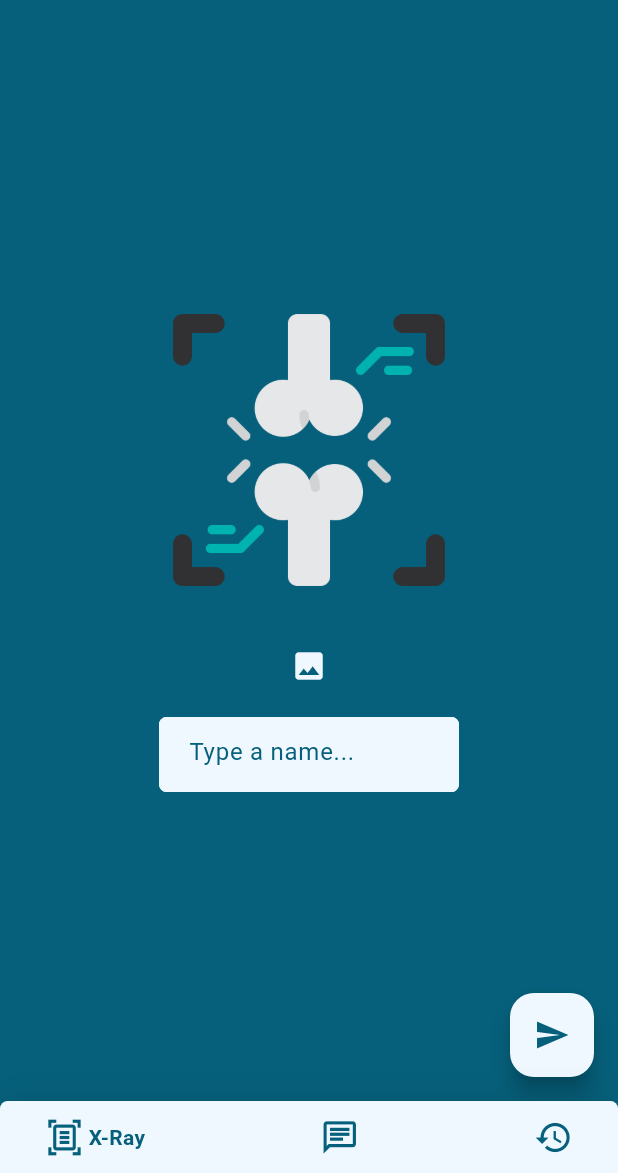
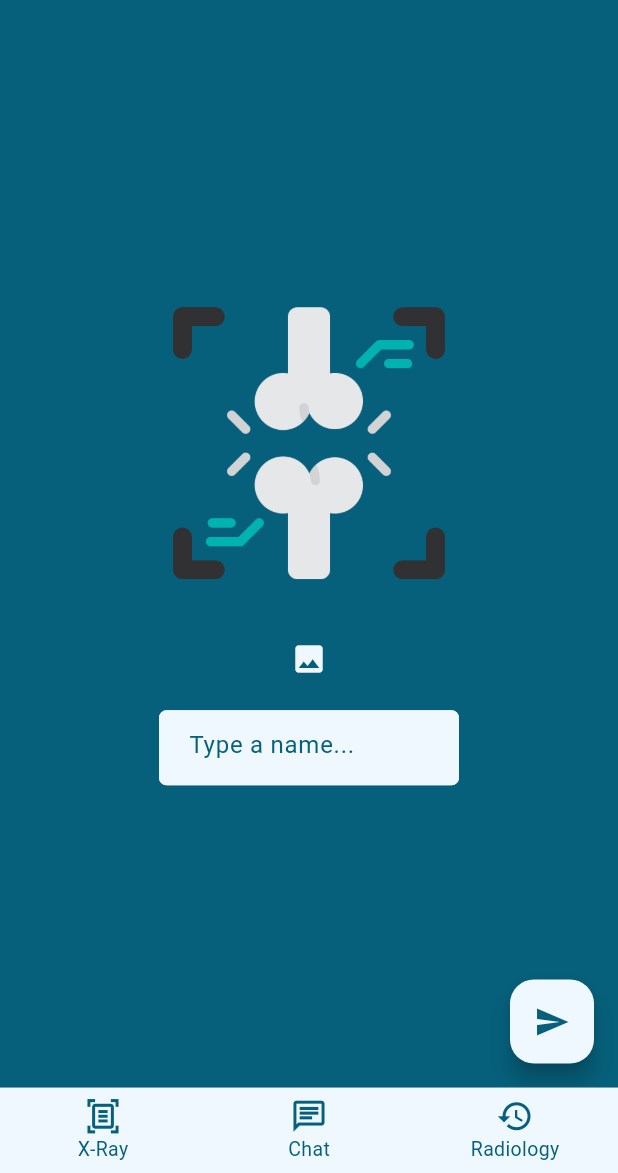
Before and after one commit to Graduation-team1/knee-app, a Flutter app: the BottomNavBar screen opened directly, on a phone screen of 412 x 824 dp, the part 63-1236 px from its top. Run offline on Flutter 3.47's test engine with Material 3 defaults, Android fonts, the phone set to English and light mode, and no system bars; drawn by our look-alikes of google_nav_bar; our stand-ins replace firebase_auth, firebase_core, flutter_rating_bar, fluttertoast, image_picker, lottie and 3 more; missing offline and left inert: dialog_flowtter; accounts and stored records are empty; project files that could hold a hidden picture were left out.

Commit message:
اختارو اللى عايزينه

```diff
--- a/lib/bottomNavbar.dart
+++ b/lib/bottomNavbar.dart
@@ -1,5 +1,148 @@
+// import 'package:flutter/material.dart';
+// import 'package:google_nav_bar/google_nav_bar.dart';
+// import 'package:knee_app/chat.dart';
+// import 'package:knee_app/exercise.dart';
+// import 'package:knee_app/help.dart';
+// import 'package:knee_app/radiology.dart';
+// import 'package:knee_app/rating_bar.dart';
+// import 'package:knee_app/x_rays_page.dart';
+//
+// class BottomNavBar extends StatefulWidget {
+//   static final GlobalKey<_BottomNavBarState> navKey =
+//   GlobalKey<_BottomNavBarState>();
+//   static final GlobalKey<NavigatorState> navigatorKey =
+//   GlobalKey<NavigatorState>();
+//
+//   const BottomNavBar({Key? key}) : super(key: key);
+//
+//   static void toggleBottomNavBar(bool show) {
+//     navKey.currentState?.toggleBottomNavBar(show);
+//   }
+//
+//   @override
+//   State<BottomNavBar> createState() => _BottomNavBarState();
+// }
+// class _BottomNavBarState extends State<BottomNavBar> {
+//   void toggleBottomNavBar(bool show) {
+//     setState(() {
+//       _showBottomNavBar = show;
+//     });
+//
+//     if (show && _selectedIndex == 1) {
+//       _navigatorKey.currentState?.maybePop();
+//     }
+//   }
+//
+//   List<Widget> screens = [
+//     XRaysPage(),
+//     Chat(),
+//     RadiologyPage(),
+//   ];
+//   int _selectedIndex = 0;
+//   bool _showBottomNavBar = true;
+//
+//   GlobalKey<NavigatorState> _navigatorKey = GlobalKey<NavigatorState>();
+//
+//   @override
+//   Widget build(BuildContext context) {
+//     return Scaffold(
+//       key: BottomNavBar.navKey,
+//       backgroundColor: Color(0xFF06607B),
+//       bottomNavigationBar: _showBottomNavBar
+//           ? Container(
+//         decoration: BoxDecoration(
+//             borderRadius: BorderRadius.vertical(top: Radius.circular(5)),
+//             color: Color(0xFFF0F8FF),
+//             boxShadow: [
+//               BoxShadow(
+//                   blurRadius: 20,
+//                   color: Colors.black.withOpacity(.1))
+//             ]),
+//         child: SafeArea(
+//           child: Padding(
+//             padding: EdgeInsets.symmetric(horizontal: 12.0, vertical: 6),
+//             child: GNav(
+//               gap: 3,
+//               activeColor: Color(0xFF06607B),
+//               iconSize: 26,
+//               padding:
+//               EdgeInsets.symmetric(horizontal: 18, vertical: 5),
+//               duration: Duration(milliseconds: 600),
+//               tabs: const [
+//                 GButton(
+//                   icon: Icons.document_scanner_outlined,
+//                   iconColor: Color(0xFF06607B),
+//                   text: 'X-Ray',
+//                   iconSize: 26,
+//                   textSize: 26,
+//                 ),
+//                 GButton(
+//                   icon: Icons.chat_outlined,
+//                   iconColor: Color(0xFF06607B),
+//                   text: 'Chat',
+//                   iconSize: 26,
+//                   textSize: 26,
+//                 ),
+//                 GButton(
+//                   icon: Icons.history,
+//                   iconColor: Color(0xFF06607B),
+//                   text: 'Radiology',
+//                   iconSize: 26,
+//                   textSize: 26,
+//                 ),
+//               ],
+//               selectedIndex: _selectedIndex,
+//               onTabChange: (index) {
+//                 setState(() {
+//                   if (_selectedIndex != index) {
+//                     _selectedIndex = index;
+//                     _navigatorKey.currentState
+//                         ?.popUntil((route) => route.isFirst);
+//                   }
+//                   if (index == 1) {
+//                     Navigator.pushReplacement(
+//                       context,
+//                       MaterialPageRoute(builder: (context) => Chat()),
+//                     );
+//                   }
+//                 });
+//               },
+//             ),
+//           ),
+//         ),
+//       )
+//           : SizedBox(), // Placeholder for when _showBottomNavBar is false
+//       body: Navigator(
+//         key: _navigatorKey,
+//         onGenerateRoute: (settings) {
+//           return MaterialPageRoute(
+//             settings: settings,
+//             builder: (context) {
+//               switch (settings.name) {
+//                 case '/help':
+//                   _selectedIndex = -1;
+//                   _showBottomNavBar = true; // Show the bottom nav bar
+//                   return Help();
+//                 case '/rating':
+//                   _selectedIndex = -1;
+//                   _showBottomNavBar = true; // Show the bottom nav bar
+//                   return RatingPage();
+//                 case '/exercise':
+//                   _selectedIndex = -1;
+//                   _showBottomNavBar = true; // Show the bottom nav bar
+//                   return ExercisePage();
+//                 default:
+//                 // If none of the above, show the selected screen
+//                   return screens[_selectedIndex];
+//               }
+//             },
+//           );
+//         },
+//       ),
+//     );
+//   }
+// }
 import 'package:flutter/material.dart';
-import 'package:google_nav_bar/google_nav_bar.dart';
 import 'package:knee_app/chat.dart';
 import 'package:knee_app/exercise.dart';
 import 'package:knee_app/help.dart';
@@ -50,44 +193,9 @@ class _BottomNavBarState extends State<BottomNavBar> {
       key: BottomNavBar.navKey,
       backgroundColor: Color(0xFF06607B),
       bottomNavigationBar: _showBottomNavBar
-          ? Container(
-        decoration: BoxDecoration(borderRadius: BorderRadius.vertical(top: Radius.circular(5)),color:  Color(0xFFF0F8FF), boxShadow: [
-          BoxShadow(blurRadius: 20, color: Colors.black.withOpacity(.1))
-        ]),
-        child: SafeArea(
-          child: Padding(
-            padding: EdgeInsets.symmetric(horizontal: 12.0, vertical: 6),
-            child: GNav(
-              gap: 3,
-              activeColor:  Color(0xFF06607B),
-              iconSize: 26,
-              padding: EdgeInsets.symmetric(horizontal: 18, vertical: 5),
-              duration: Duration(milliseconds: 600),
-              tabs: [
-                GButton(
-                  icon: Icons.document_scanner_outlined,
-                  iconColor: Color(0xFF06607B) ,
-                  text: 'X-Ray',
-                  iconSize:26 ,
-                  textSize: 26,
-                ),
-                GButton(
-                  icon: Icons.chat_outlined,
-                  iconColor:Color(0xFF06607B) ,
-                  text: 'Chat',
-                  iconSize:26 ,
-                  textSize: 26,
-                ),
-                GButton(
-                  icon: Icons.history,
-                  iconColor:Color(0xFF06607B) ,
-                  text: 'Radiology',
-                  iconSize:26,
-                  textSize: 26,
-                ),
-              ],
-              selectedIndex: _selectedIndex,
-              onTabChange: (index) {
+          ? BottomNavigationBar(
+        currentIndex: _selectedIndex,
+        onTap: (index) {
           setState(() {
             if (_selectedIndex != index) {
               _selectedIndex = index;
@@ -102,11 +210,32 @@ class _BottomNavBarState extends State<BottomNavBar> {
             }
           });
         },
+        elevation: 0.0,
+        iconSize: 25,
+        selectedFontSize: 13,
+        unselectedFontSize: 13,
+        backgroundColor: Color(0xFFF0F8FF),
+        selectedItemColor:Color(0xFF06607B),
+        unselectedItemColor: Color(0xFF06607B),
+        items: const [
+          BottomNavigationBarItem(
+            icon: Icon(Icons.document_scanner_outlined),
+            // activeIcon: Icon(Icons.document_scanner),
+            label: 'X-Ray',
           ),
+          BottomNavigationBarItem(
+            icon: Icon(Icons.chat_outlined),
+            // activeIcon: Icon(Icons.chat),
+            label: 'Chat',
           ),
+          BottomNavigationBarItem(
+            icon: Icon(Icons.history),
+            // activeIcon: Icon(Icons.history_sharp),
+            label: 'Radiology',
           ),
+        ],
       )
-          : null,
+          : SizedBox(),
       body: Navigator(
         key: _navigatorKey,
         onGenerateRoute: (settings) {
@@ -116,15 +245,17 @@ class _BottomNavBarState extends State<BottomNavBar> {
               switch (settings.name) {
                 case '/help':
                   _selectedIndex = -1;
+                  _showBottomNavBar = true; // Show the bottom nav bar
                   return Help();
                 case '/rating':
                   _selectedIndex = -1;
+                  _showBottomNavBar = true; // Show the bottom nav bar
                   return RatingPage();
                 case '/exercise':
                   _selectedIndex = -1;
+                  _showBottomNavBar = true; // Show the bottom nav bar
                   return ExercisePage();
                 default:
-                // Default case
                   return screens[_selectedIndex];
               }
             },
```
Lines whose indentation alone changed are shown as unchanged.
